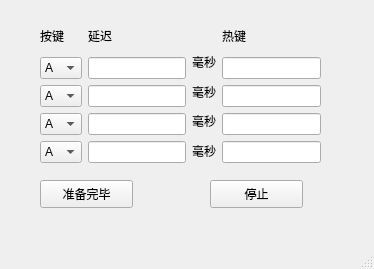
First picture: the form in src/Wizard-button/ui/main.ui, repository Creeperererer/PygameProjects, before the edit.
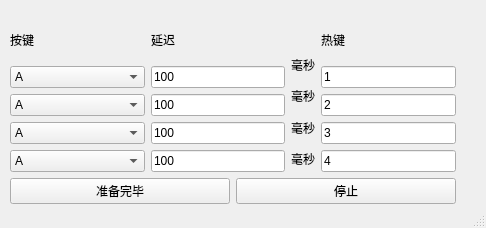
Second picture: the form after the edit.

Patch:
```diff
--- a/src/Wizard-button/ui/main.ui
+++ b/src/Wizard-button/ui/main.ui
@@ -6,23 +6,27 @@
    <rect>
     <x>0</x>
     <y>0</y>
-    <width>374</width>
-    <height>269</height>
+    <width>486</width>
+    <height>228</height>
    </rect>
   </property>
   <property name="windowTitle">
    <string>MainWindow</string>
   </property>
   <widget class="QWidget" name="centralwidget">
-   <widget class="QWidget" name="horizontalLayoutWidget">
+   <widget class="QWidget" name="">
     <property name="geometry">
      <rect>
-      <x>40</x>
+      <x>10</x>
       <y>20</y>
-      <width>281</width>
-      <height>143</height>
+      <width>446</width>
+      <height>184</height>
      </rect>
     </property>
+    <layout class="QVBoxLayout" name="verticalLayout_6">
+     <item>
+      <layout class="QVBoxLayout" name="verticalLayout_5">
+       <item>
     <layout class="QHBoxLayout" name="horizontalLayout">
      <item>
       <layout class="QVBoxLayout" name="verticalLayout">
@@ -58,6 +62,9 @@
            <height>60</height>
           </size>
          </property>
+             <property name="currentText">
+              <string>Q</string>
+             </property>
          <item>
           <property name="text">
            <string>A</string>
@@ -248,6 +255,9 @@
            <verstretch>0</verstretch>
           </sizepolicy>
          </property>
+             <property name="currentText">
+              <string>W</string>
+             </property>
          <item>
           <property name="text">
            <string>A</string>
@@ -438,6 +448,9 @@
            <verstretch>0</verstretch>
           </sizepolicy>
          </property>
+             <property name="currentText">
+              <string>E</string>
+             </property>
          <item>
           <property name="text">
            <string>A</string>
@@ -628,6 +641,9 @@
            <verstretch>0</verstretch>
           </sizepolicy>
          </property>
+             <property name="currentText">
+              <string>R</string>
+             </property>
          <item>
           <property name="text">
            <string>A</string>
@@ -832,28 +848,28 @@
           <bool>true</bool>
          </property>
          <property name="text">
-          <string/>
+              <string>100</string>
          </property>
         </widget>
        </item>
        <item>
         <widget class="QLineEdit" name="lineEdit_3">
          <property name="text">
-          <string/>
+              <string>100</string>
          </property>
         </widget>
        </item>
        <item>
         <widget class="QLineEdit" name="lineEdit_2">
          <property name="text">
-          <string/>
+              <string>100</string>
          </property>
         </widget>
        </item>
        <item>
         <widget class="QLineEdit" name="lineEdit_4">
          <property name="text">
-          <string/>
+              <string>100</string>
          </property>
         </widget>
        </item>
@@ -908,57 +924,59 @@
         </widget>
        </item>
        <item>
-        <widget class="QLineEdit" name="lineEdit_8"/>
+            <widget class="QLineEdit" name="lineEdit_8">
+             <property name="text">
+              <string>1</string>
+             </property>
+            </widget>
        </item>
        <item>
-        <widget class="QLineEdit" name="lineEdit_6"/>
+            <widget class="QLineEdit" name="lineEdit_6">
+             <property name="text">
+              <string>2</string>
+             </property>
+            </widget>
        </item>
        <item>
-        <widget class="QLineEdit" name="lineEdit_7"/>
+            <widget class="QLineEdit" name="lineEdit_7">
+             <property name="text">
+              <string>3</string>
+             </property>
+            </widget>
        </item>
        <item>
-        <widget class="QLineEdit" name="lineEdit_5"/>
+            <widget class="QLineEdit" name="lineEdit_5">
+             <property name="text">
+              <string>4</string>
+             </property>
+            </widget>
        </item>
       </layout>
      </item>
     </layout>
-   </widget>
+       </item>
+      </layout>
+     </item>
+     <item>
+      <layout class="QHBoxLayout" name="horizontalLayout_2">
+       <item>
    <widget class="QPushButton" name="pushButton">
-    <property name="geometry">
-     <rect>
-      <x>40</x>
-      <y>180</y>
-      <width>93</width>
-      <height>28</height>
-     </rect>
-    </property>
     <property name="text">
      <string>准备完毕</string>
     </property>
    </widget>
+       </item>
+       <item>
    <widget class="QPushButton" name="pushButton_2">
-    <property name="geometry">
-     <rect>
-      <x>210</x>
-      <y>180</y>
-      <width>93</width>
-      <height>28</height>
-     </rect>
-    </property>
     <property name="text">
      <string>停止</string>
     </property>
    </widget>
-  </widget>
-  <widget class="QMenuBar" name="menubar">
-   <property name="geometry">
-    <rect>
-     <x>0</x>
-     <y>0</y>
-     <width>374</width>
-     <height>26</height>
-    </rect>
-   </property>
+       </item>
+      </layout>
+     </item>
+    </layout>
+   </widget>
   </widget>
   <widget class="QStatusBar" name="statusbar"/>
  </widget>
```
Left out of the diff: 2 changed lines with no effect on the pictures. Lines whose indentation alone changed are shown as unchanged.
